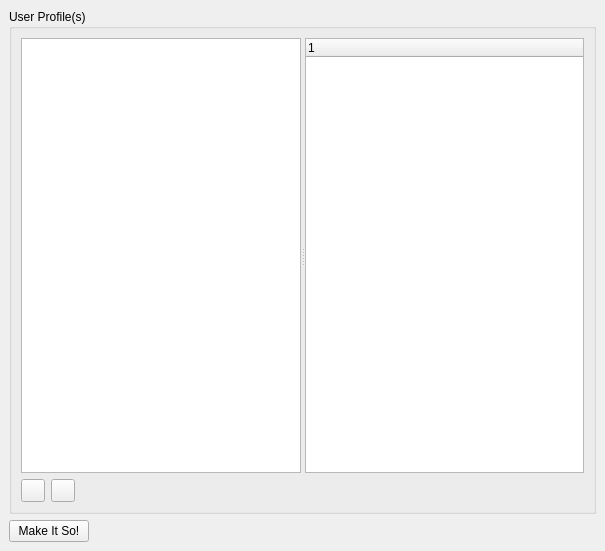
Above: ui/profileeditor.ui from metabrainz/picard before the change. Below: the same form after it.
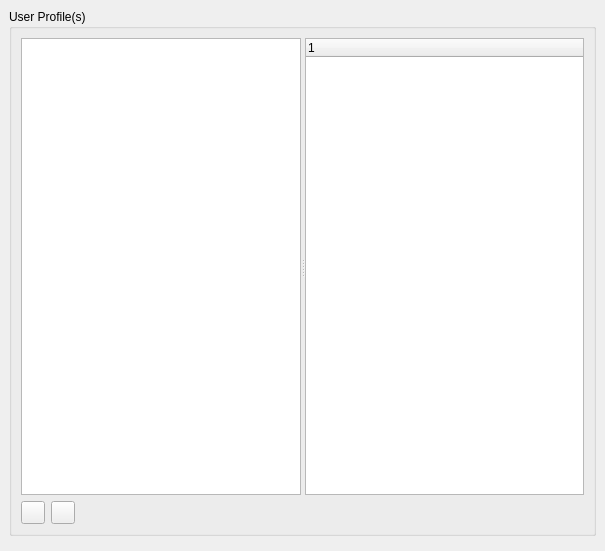
That is the form after the change. Icons and pictures are not drawn. Custom widgets are drawn as their Qt base class.

Commit message: Revise and rearrange buttons.  Auto-save changes within dialog.

```diff
--- a/ui/profileeditor.ui
+++ b/ui/profileeditor.ui
@@ -109,7 +109,20 @@
          </widget>
         </item>
         <item>
-         <spacer name="horizontalSpacer_2">
+         <widget class="QDialogButtonBox" name="profile_list_buttonbox">
+          <property name="minimumSize">
+           <size>
+            <width>0</width>
+            <height>10</height>
+           </size>
+          </property>
+          <property name="standardButtons">
+           <set>QDialogButtonBox::NoButton</set>
+          </property>
+         </widget>
+        </item>
+        <item>
+         <spacer name="horizontalSpacer">
           <property name="orientation">
            <enum>Qt::Horizontal</enum>
           </property>
@@ -121,13 +134,6 @@
           </property>
          </spacer>
         </item>
-        <item>
-         <widget class="QLabel" name="settings_status">
-          <property name="text">
-           <string/>
-          </property>
-         </widget>
-        </item>
        </layout>
       </item>
      </layout>
@@ -138,26 +144,6 @@
      <property name="topMargin">
       <number>0</number>
      </property>
-     <item>
-      <widget class="QPushButton" name="make_it_so">
-       <property name="text">
-        <string>Make It So!</string>
-       </property>
-      </widget>
-     </item>
-     <item>
-      <spacer name="horizontalSpacer">
-       <property name="orientation">
-        <enum>Qt::Horizontal</enum>
-       </property>
-       <property name="sizeHint" stdset="0">
-        <size>
-         <width>40</width>
-         <height>20</height>
-        </size>
-       </property>
-      </spacer>
-     </item>
      <item>
       <widget class="QDialogButtonBox" name="buttonbox">
        <property name="standardButtons">
```
The commit also changes 2 other files.
